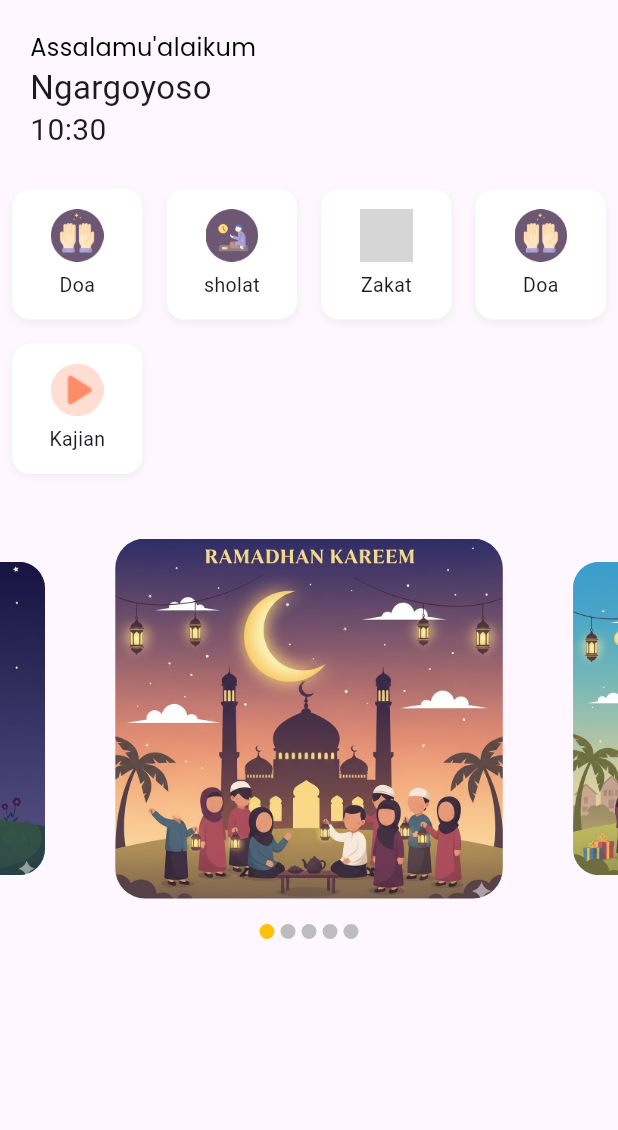
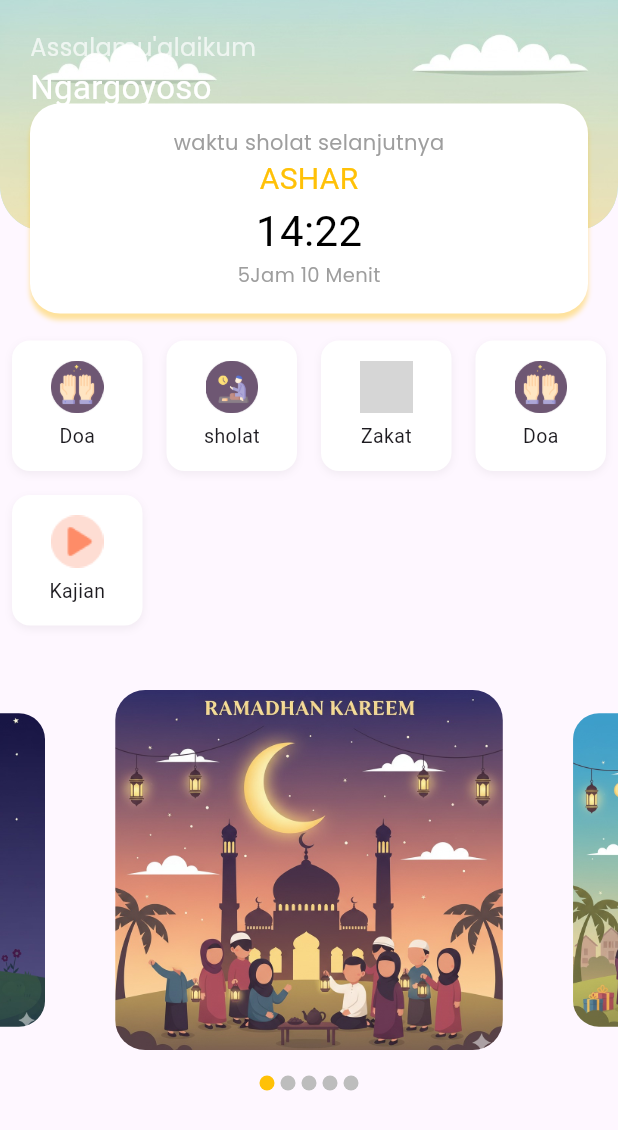
Before and after one commit to piss0/Super-App-Taqwa, a Flutter app: the screen it shows after launch, on a phone screen of 412 x 824 dp. Shown: the top 1130 px of the screen. Run offline on Flutter 3.47's test engine with Material 3 defaults, Android fonts, the phone set to English and light mode, and no system bars; drawn by our look-alikes of carousel_slider; our stand-ins replace geocoding, geolocator, permission_handler, shared_preferences; missing offline and left inert: string_similarity; Roboto replaces fonts that are missing (Poppins-Regular, PoppinsBold, PoppinsSemiBold); grey boxes are pictures that could not be loaded.

Commit message:
belajar remaining waktu sholat

```diff
--- a/lib/pages/homePage.dart
+++ b/lib/pages/homePage.dart
@@ -20,6 +20,15 @@ class HomePage extends StatefulWidget {
 class _HomePageState extends State<HomePage> {
   final CarouselController _controller = CarouselController();
   int _currentIndex = 0;
+  bool isLoading = true;
+  Duration? timeRemaining;
+  Timer? countdownTimer;
+  String location = "Mengambil lokasi...";
+  String prayTime = "Loading...";
+  String backgroundImage = 'assets/images/bg_morning.png';
+
+
+  final Doa = 'assets/images/doa.jpg';
 
   final posterlist = const <String>[
     'assets/images/ramadhan.jpg',
@@ -28,6 +37,14 @@ final posterlist = const <String>[
     'assets/images/bg_morning.png',
     'assets/images/bg_night.png',
   ];
+
+  Future _getBackgroundImage(DateTime now) async {
+    if (now.hour < 12) {
+      return 'assets/images/bg_morning.png';
+    } else if (now.hour < 10) {
+      return 'assets/images/bg_night.png';
+    }
+  }
 
   @override
   Widget build(BuildContext context) {
@@ -40,6 +57,7 @@ final posterlist = const <String>[
               //[MENU WAKTU SHOLAT BY LOKASI]
               //=========================================
               _buildHeroSection(),
+              const SizedBox(height: 65),
 
               // ========================================
               //[MENU SECTION]
@@ -60,42 +78,114 @@ final posterlist = const <String>[
   //[MENU HERO WIDGET]
   //=======================================
   Widget _buildHeroSection() {
-    return Container(
+    return Stack(
+      clipBehavior: Clip.none,
+      children: [
+        Container(
           width: double.infinity,
           decoration: BoxDecoration(
-
+            color: Color(0xFFB3E5FC),
+            borderRadius: BorderRadius.only(
+              bottomRight: Radius.circular(30),
+              bottomLeft: Radius.circular(30),
+            ),
+            image: DecorationImage(
+              image: AssetImage('assets/images/bg_morning.png'),
+              fit: BoxFit.cover,
+            ),
           ),
           child: Padding(
-        padding: const EdgeInsets.symmetric(
-          horizontal: 20,
-          vertical: 20,
-        ),
+            padding: const EdgeInsets.symmetric(horizontal: 20, vertical: 20),
             child: Column(
               crossAxisAlignment: CrossAxisAlignment.start,
               mainAxisAlignment: MainAxisAlignment.center,
-          children: <Widget> [
-            Text('Assalamu\'alaikum',
+              children: <Widget>[
+                Text(
+                  'Assalamu\'alaikum',
                   style: TextStyle(
                     fontFamily: 'PoppinsRegular',
-              color: Colors.black,
+                    color: Colors.white70,
                     fontSize: 16,
                   ),
                 ),
-            Text('Ngargoyoso',
+                Text(
+                  'Ngargoyoso',
                   style: TextStyle(
                     fontFamily: 'PoppinsSemiBold',
-              fontSize: 22
+                    fontSize: 22,
+                    color: Colors.white,
                   ),
                 ),
-            Text(DateFormat('HH:mm').format(DateTime.now(),),
+                Text(
+                  DateFormat('HH:mm').format(DateTime.now()),
+                  style: TextStyle(
+                    fontFamily: 'PoppinsBold',
+                    fontSize: 50,
+                    height: 1.2,
+                    color: Colors.white,
+                  ),
+                ),
+              ],
+            ),
+          ),
+        ),
+        //=======WAKTU SHOLAT SELANJUTNYA=========
+        Positioned(
+          bottom: -55,
+          left: 20,
+          right: 20,
+          child: Container(
+            decoration: BoxDecoration(
+              color: Colors.white,
+              borderRadius: BorderRadius.circular(20),
+              boxShadow: [
+                BoxShadow(
+                  blurRadius: 2,
+                  offset: Offset(0, 4),
+                  color: Colors.amber.withOpacity(0.4),
+                ),
+              ],
+            ),
+            padding: EdgeInsets.symmetric(vertical: 16, horizontal: 16),
+            child: Column(
+              children: [
+                Text(
+                  'waktu sholat selanjutnya',
+                  style: TextStyle(
+                    fontFamily: 'PoppinsRegular',
+                    fontSize: 14,
+                    color: Colors.grey,
+                  ),
+                ),
+                Text(
+                  'ASHAR',
                   style: TextStyle(
                     fontFamily: 'PoppinsBold',
                     fontSize: 20,
-              height: 1.2
-            ),),
+                    color: Colors.amber,
+                  ),
+                ),
+                Text(
+                  '14:22',
+                  style: TextStyle(
+                    fontFamily: 'PoppinsBold',
+                    fontSize: 28,
+                    color: Colors.black,
+                  ),
+                ),
+                Text(
+                  '5Jam 10 Menit',
+                  style: TextStyle(
+                    fontFamily: 'PoppinsRegular',
+                    fontSize: 13,
+                    color: Colors.grey,
+                  ),
+                ),
               ],
             ),
           ),
+        ),
+      ],
     );
   }
 
```
Lines whose indentation alone changed are shown as unchanged.
